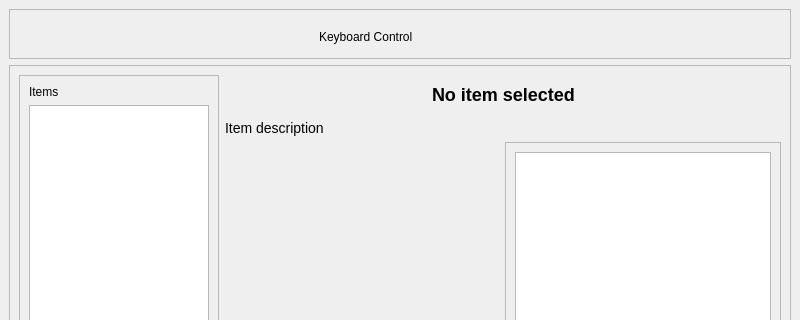
Above: keyboardcontrolv3/ui/main_ui.ui from Vaisakhkm2625/keyboardcontrolV3 before the change; both pictures show x 0 to 800 and y 0 to 320 of the 800 by 600 pixel window. Below: the same form after it.
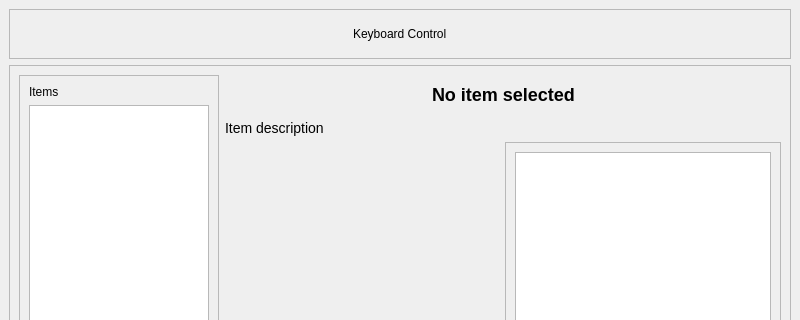
That is the form after the change.

Commit message: keyboard control

The edit to the form file:
```diff
--- a/keyboardcontrolv3/ui/main_ui.ui
+++ b/keyboardcontrolv3/ui/main_ui.ui
@@ -38,19 +38,44 @@
       <property name="frameShadow">
        <enum>QFrame::Raised</enum>
       </property>
+      <layout class="QGridLayout" name="gridLayout_3">
+       <item row="0" column="1">
       <widget class="QLabel" name="label">
-       <property name="geometry">
-        <rect>
-         <x>310</x>
-         <y>20</y>
-         <width>111</width>
-         <height>16</height>
-        </rect>
+         <property name="styleSheet">
+          <string notr="true">font: 22pt &quot;Sans Serif&quot;;</string>
        </property>
        <property name="text">
         <string>Keyboard Control</string>
        </property>
       </widget>
+       </item>
+       <item row="0" column="0">
+        <spacer name="horizontalSpacer_3">
+         <property name="orientation">
+          <enum>Qt::Horizontal</enum>
+         </property>
+         <property name="sizeHint" stdset="0">
+          <size>
+           <width>40</width>
+           <height>20</height>
+          </size>
+         </property>
+        </spacer>
+       </item>
+       <item row="0" column="2">
+        <spacer name="horizontalSpacer_4">
+         <property name="orientation">
+          <enum>Qt::Horizontal</enum>
+         </property>
+         <property name="sizeHint" stdset="0">
+          <size>
+           <width>40</width>
+           <height>20</height>
+          </size>
+         </property>
+        </spacer>
+       </item>
+      </layout>
      </widget>
     </item>
     <item>
```
Lines whose indentation alone changed are shown as unchanged. The commit also changes 1 other file.
